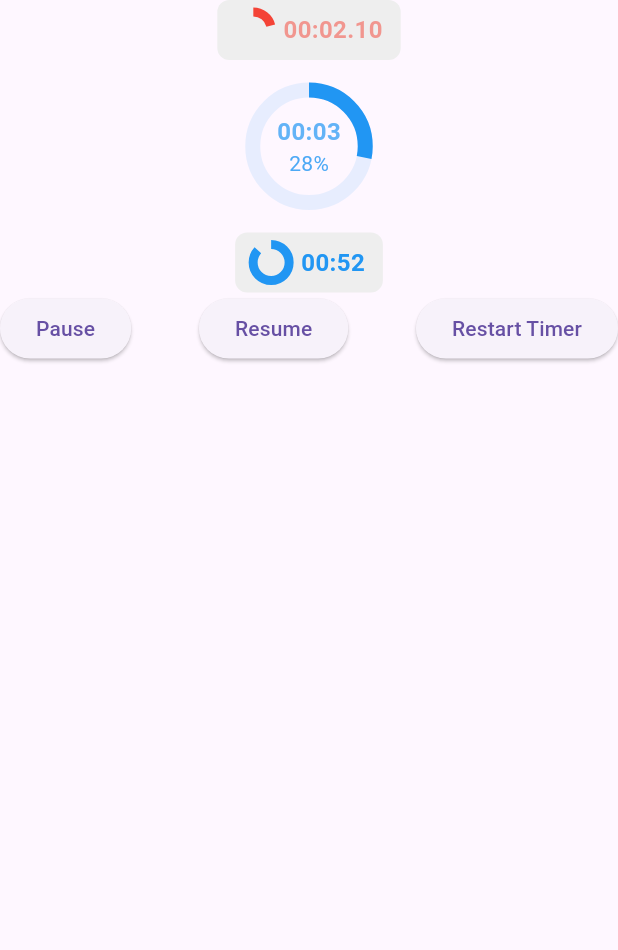
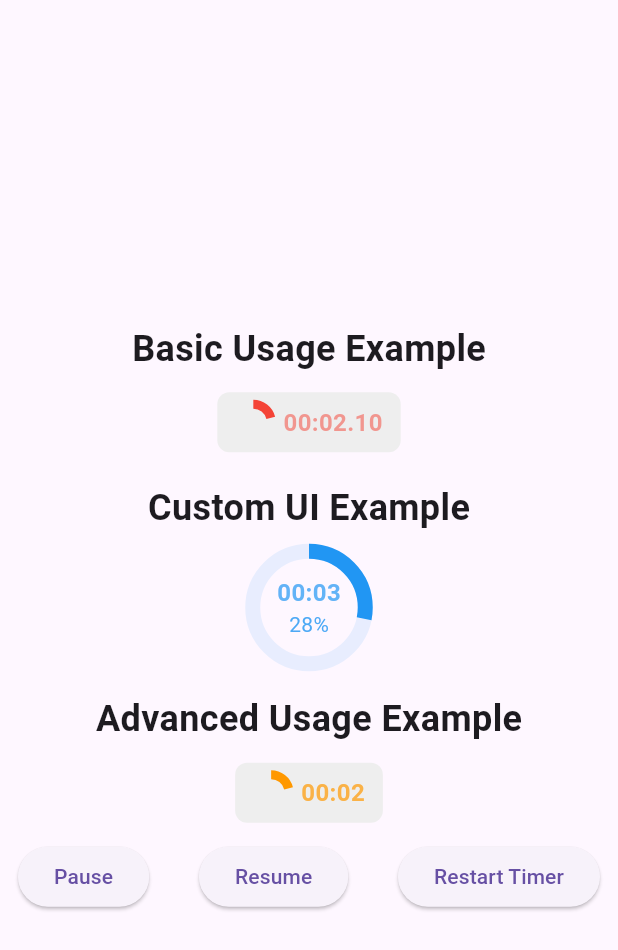
Before and after one commit to dev-zeb/blinking_timer, a Flutter app: the screen it shows after launch, on a phone screen of 412 x 824 dp. Shown: the top 950 px of the screen. Run offline on Flutter 3.47's test engine with Material 3 defaults, Android fonts, the phone set to English and light mode, and no system bars.

Commit message:
Update example/main.dart file to have widget labels

```diff
--- a/example/lib/main.dart
+++ b/example/lib/main.dart
@@ -30,8 +30,17 @@ class _BlinkingTimerExampleState extends State<BlinkingTimerExample> {
       home: Scaffold(
         body: Center(
           child: Column(
+            mainAxisAlignment: MainAxisAlignment.center,
             children: [
               /// Example 1: Basic Usage
+              Text(
+                'Basic Usage Example',
+                style: TextStyle(
+                  fontSize: 24,
+                  fontWeight: FontWeight.bold,
+                ),
+              ),
+              SizedBox(height: 12),
               BlinkingTimer(
                 duration: const Duration(seconds: 10),
                 showMilliseconds: true,
@@ -42,6 +51,14 @@ class _BlinkingTimerExampleState extends State<BlinkingTimerExample> {
               const SizedBox(height: 20),
 
               /// Example 2: Custom UI
+              Text(
+                'Custom UI Example',
+                style: TextStyle(
+                  fontSize: 24,
+                  fontWeight: FontWeight.bold,
+                ),
+              ),
+              SizedBox(height: 12),
               BlinkingTimer(
                 duration: const Duration(seconds: 11),
                 initialColor: Colors.blue,
@@ -58,7 +75,7 @@ class _BlinkingTimerExampleState extends State<BlinkingTimerExample> {
                           value: progress,
                           strokeWidth: 10,
                           color: color,
-                          backgroundColor: color.withOpacity(0.1),
+                          backgroundColor: color.withValues(alpha: 0.1),
                         ),
                       ),
                       Column(
@@ -68,14 +85,16 @@ class _BlinkingTimerExampleState extends State<BlinkingTimerExample> {
                             text,
                             style: TextStyle(
                               fontSize: 16,
-                              color:
-                                  isBlinking ? color.withOpacity(0.7) : color,
+                              color: isBlinking
+                                  ? color.withValues(alpha: 0.7)
+                                  : color,
                               fontWeight: FontWeight.bold,
                             ),
                           ),
                           Text(
                             "${(progress * 100).toStringAsFixed(0)}%",
-                            style: TextStyle(color: color.withOpacity(0.8)),
+                            style:
+                                TextStyle(color: color.withValues(alpha: 0.8)),
                           ),
                         ],
                       ),
@@ -87,15 +106,26 @@ class _BlinkingTimerExampleState extends State<BlinkingTimerExample> {
               const SizedBox(height: 20),
 
               /// Example 3: Advance Usage using Controller
+              Text(
+                'Advanced Usage Example',
+                style: TextStyle(
+                  fontSize: 24,
+                  fontWeight: FontWeight.bold,
+                ),
+              ),
+              SizedBox(height: 12),
               Column(
                 mainAxisAlignment: MainAxisAlignment.center,
                 children: [
                   BlinkingTimer(
-                    duration: const Duration(minutes: 1),
+                    duration: const Duration(seconds: 10),
                     controller: timerController,
                     onTimeUpThreshold: () => debugPrint('Time up!'),
                   ),
-                  Row(
+                  SizedBox(height: 12),
+                  Padding(
+                    padding: const EdgeInsets.symmetric(horizontal: 12.0),
+                    child: Row(
                       mainAxisAlignment: MainAxisAlignment.spaceBetween,
                       children: [
                         ElevatedButton(
@@ -108,10 +138,11 @@ class _BlinkingTimerExampleState extends State<BlinkingTimerExample> {
                         ),
                         ElevatedButton(
                           onPressed: () =>
-                            timerController.restart(Duration(minutes: 1)),
+                              timerController.restart(Duration(seconds: 10)),
                           child: Text('Restart Timer'),
                         ),
                       ],
+                    ),
                   ),
                 ],
               ),
@@ -119,7 +150,6 @@ class _BlinkingTimerExampleState extends State<BlinkingTimerExample> {
           ),
         ),
       ),
-      // home: const StartScreen(),
     );
   }
 }
```
Lines whose indentation alone changed are shown as unchanged.
